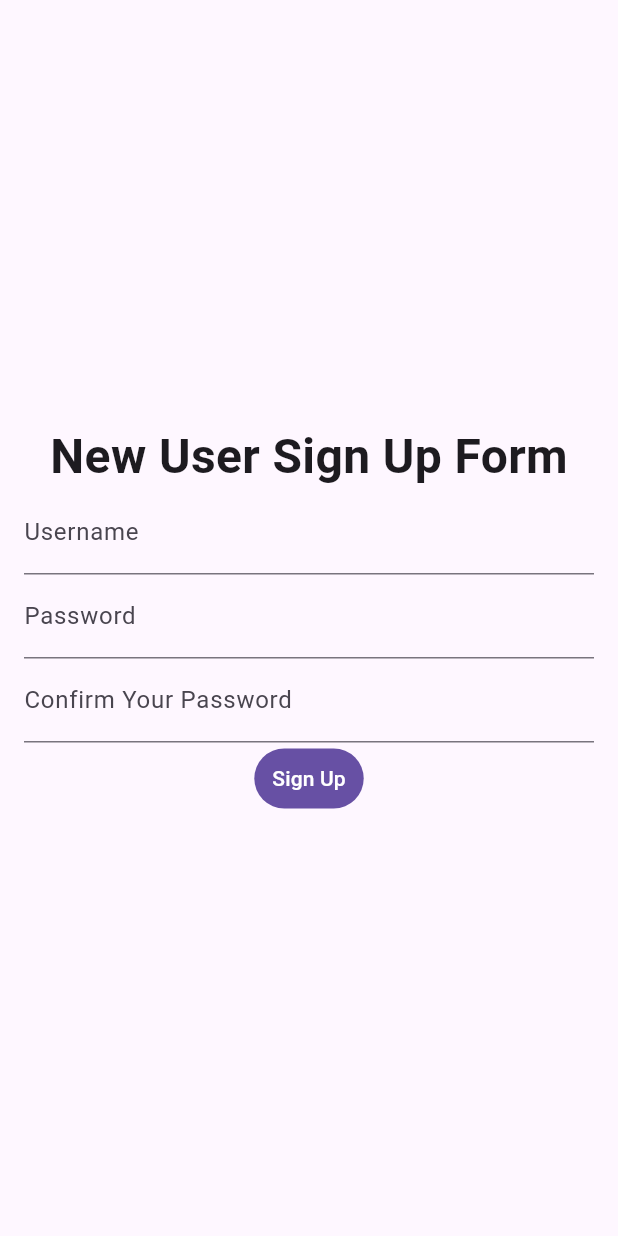
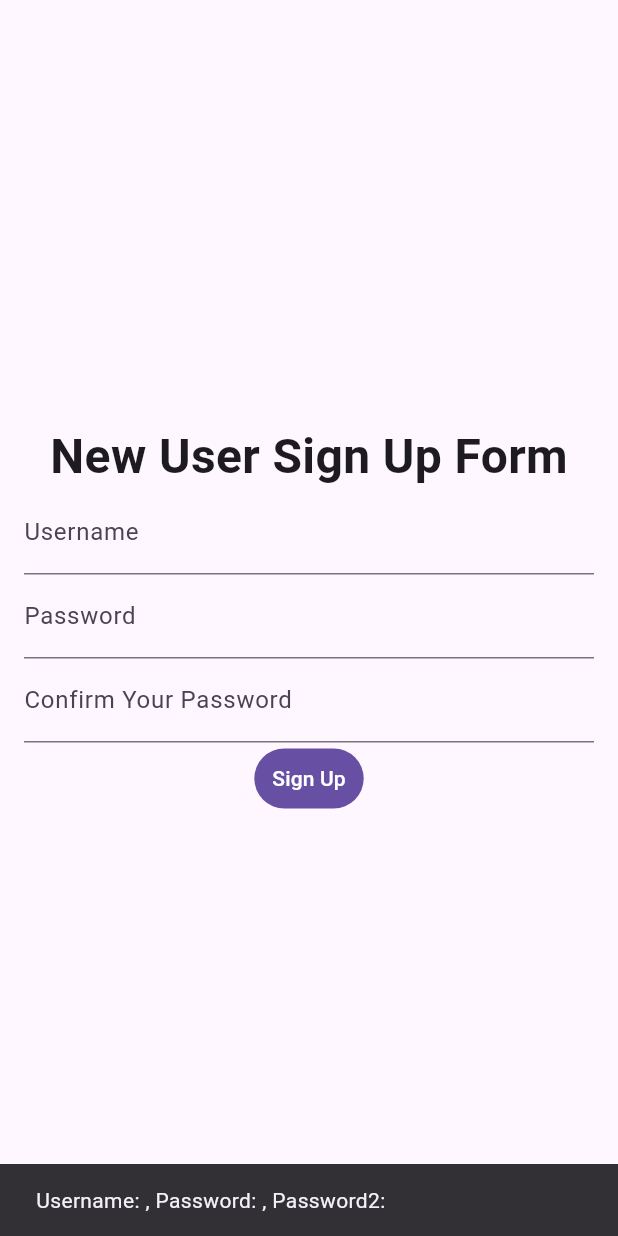
Before and after one commit to tmaurer-nait/dmit-2504-a01-winter-2025-instructor-workbook, a Flutter app: the screen it shows after launch, after a tap on "Sign Up", on a phone screen of 412 x 824 dp. Run offline on Flutter 3.47's test engine with Material 3 defaults, Android fonts, the phone set to English and light mode, and no system bars.

Commit message:
forms p3

```diff
--- a/Widgets/forms_example/lib/main.dart
+++ b/Widgets/forms_example/lib/main.dart
@@ -20,12 +20,44 @@ class MainApp extends StatelessWidget {
   }
 }
 
-class UserSignupForm extends StatelessWidget {
+// Create a form widget to hold the actual form data
+// Make it stateful so we can uniquely identify the form and
+// make updates as the values change. (use controllers)
+class UserSignupForm extends StatefulWidget {
   const UserSignupForm({super.key});
 
   @override
+  State<UserSignupForm> createState() => _UserSignupFormState();
+}
+
+class _UserSignupFormState extends State<UserSignupForm> {
+  // Create a global key that uniquely identifies the form widget
+  // That way we can access it later on for validation/reset purposes
+
+  // Note: this is a GlobalKey<FormState> not
+  // a GlobalKey<_userSignupFormState>
+  final _formKey = GlobalKey<FormState>();
+
+  // If we want to get the text out of our text fields we need to link
+  // them to controllers
+  final _usernameController = TextEditingController();
+  final _passwordController = TextEditingController();
+  final _password2Controller = TextEditingController();
+
+  @override
+  void dispose() {
+    super.dispose();
+    _usernameController.dispose();
+    _passwordController.dispose();
+    _password2Controller.dispose();
+  }
+
+  @override
   Widget build(BuildContext context) {
+    // The form widget allows us to validate/save/reset all fields at once
     return Form(
+      // Connect this form to our global key
+      key: _formKey,
       child: Column(
         mainAxisAlignment: MainAxisAlignment.center,
         children: [
@@ -33,25 +65,52 @@ class UserSignupForm extends StatelessWidget {
             'New User Sign Up Form',
             style: TextStyle(fontSize: 32, fontWeight: FontWeight.bold),
           ),
-          TextFormField(decoration: InputDecoration(label: Text('Username'))),
+          // The fields need to be FormFields so that they can link to the form
           TextFormField(
+            decoration: InputDecoration(label: Text('Username')),
+            controller: _usernameController,
+          ),
+          TextFormField(
+            // Password fields should have the following properties to
+            // hide the text and prevent suggestions/autocomplete
             obscureText: true,
             enableSuggestions: false,
             autocorrect: false,
             decoration: InputDecoration(label: Text('Password')),
+            controller: _passwordController,
           ),
           TextFormField(
             obscureText: true,
             enableSuggestions: false,
             autocorrect: false,
             decoration: InputDecoration(label: Text('Confirm Your Password')),
+            controller: _password2Controller,
           ),
           TextButton(
             style: TextButton.styleFrom(
               backgroundColor: Theme.of(context).colorScheme.primary,
               foregroundColor: Colors.white,
             ),
-            onPressed: () {},
+            onPressed: () {
+              // This is where we validate and then submit
+              // TODO: Validate the form
+
+              // If the form is valid display a snackbar. In the real world
+              // This is where you'd make the API request or whatever you do.
+              ScaffoldMessenger.of(
+                context,
+                // We will display the values the user entered instead
+                // of doing anything productive with them
+              ).showSnackBar(
+                SnackBar(
+                  content: Text(
+                    'Username: ${_usernameController.text}, '
+                    'Password: ${_passwordController.text}, '
+                    'Password2: ${_password2Controller.text}',
+                  ),
+                ),
+              );
+            },
             child: Text('Sign Up'),
           ),
         ],
```
